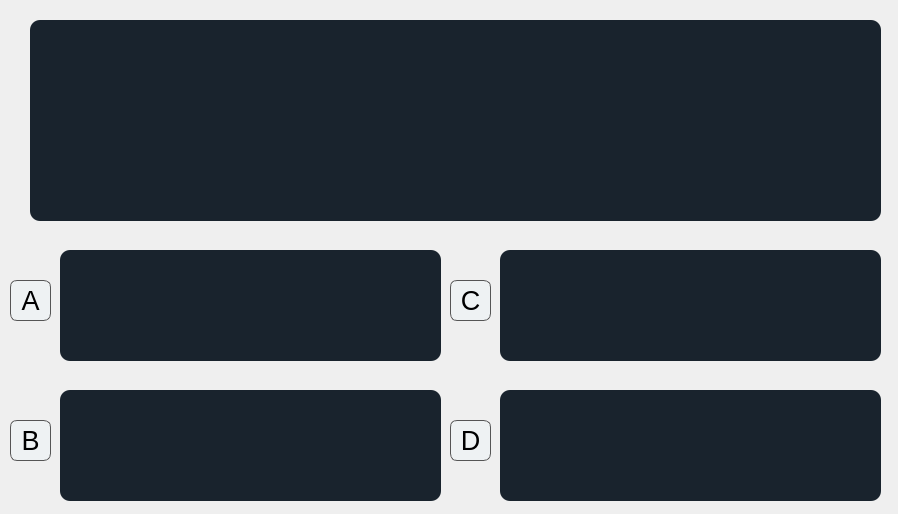
Before: the Qt Designer form DISENOS/modRespMultiplesImagen0_d.ui in ronihdzz/DisenadorPreguntas, drawn with Qt 5.
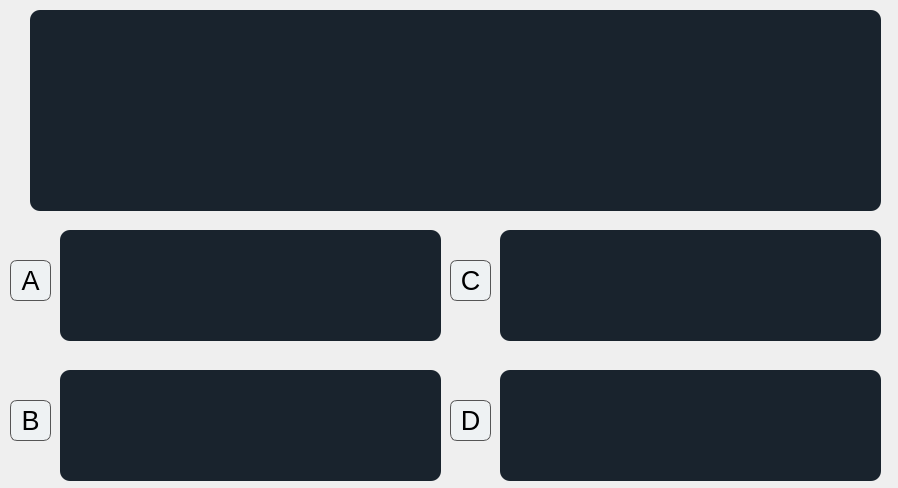
After: the same form once the commit is applied.

Patch:
```diff
--- a/DISENOS/modRespMultiplesImagen0_d.ui
+++ b/DISENOS/modRespMultiplesImagen0_d.ui
@@ -7,7 +7,7 @@
     <x>0</x>
     <y>0</y>
     <width>898</width>
-    <height>514</height>
+    <height>488</height>
    </rect>
   </property>
   <property name="windowTitle">
@@ -17,7 +17,7 @@
    <property name="geometry">
     <rect>
      <x>30</x>
-     <y>20</y>
+     <y>10</y>
      <width>851</width>
      <height>201</height>
     </rect>
@@ -37,7 +37,7 @@
    <property name="geometry">
     <rect>
      <x>60</x>
-     <y>250</y>
+     <y>230</y>
      <width>381</width>
      <height>111</height>
     </rect>
@@ -57,7 +57,7 @@
    <property name="geometry">
     <rect>
      <x>10</x>
-     <y>280</y>
+     <y>260</y>
      <width>41</width>
      <height>41</height>
     </rect>
@@ -80,7 +80,7 @@
    <property name="geometry">
     <rect>
      <x>60</x>
-     <y>390</y>
+     <y>370</y>
      <width>381</width>
      <height>111</height>
     </rect>
@@ -100,7 +100,7 @@
    <property name="geometry">
     <rect>
      <x>10</x>
-     <y>420</y>
+     <y>400</y>
      <width>41</width>
      <height>41</height>
     </rect>
@@ -123,7 +123,7 @@
    <property name="geometry">
     <rect>
      <x>500</x>
-     <y>390</y>
+     <y>370</y>
      <width>381</width>
      <height>111</height>
     </rect>
@@ -143,7 +143,7 @@
    <property name="geometry">
     <rect>
      <x>450</x>
-     <y>420</y>
+     <y>400</y>
      <width>41</width>
      <height>41</height>
     </rect>
@@ -166,7 +166,7 @@
    <property name="geometry">
     <rect>
      <x>500</x>
-     <y>250</y>
+     <y>230</y>
      <width>381</width>
      <height>111</height>
     </rect>
@@ -186,7 +186,7 @@
    <property name="geometry">
     <rect>
      <x>450</x>
-     <y>280</y>
+     <y>260</y>
      <width>41</width>
      <height>41</height>
     </rect>
```
